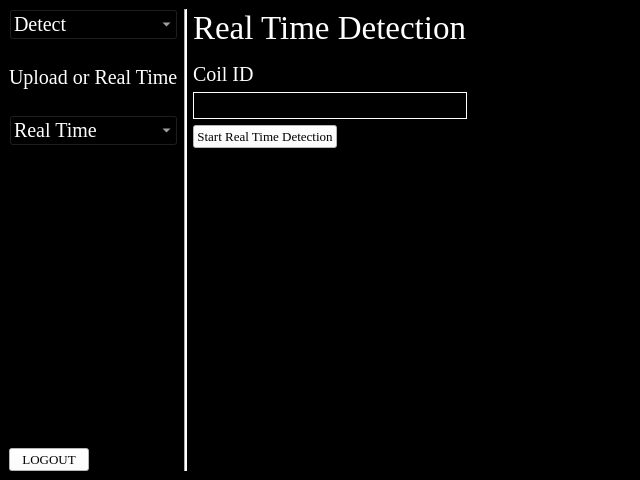
siahaanabrahams/desktop_app, file detect_page/real_time/real_time.ui: the form before one commit.
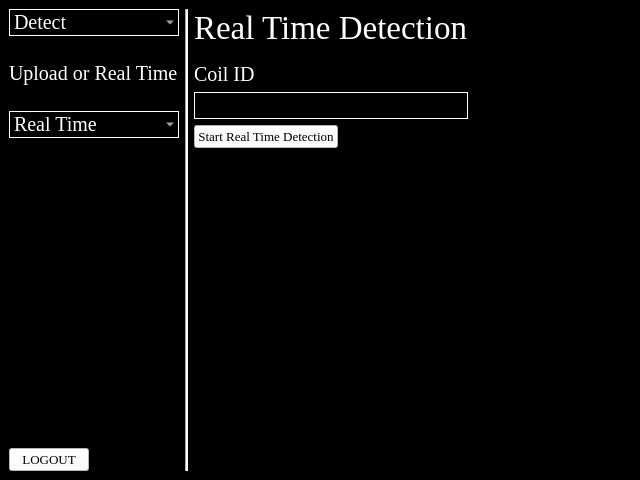
The form after the commit.

Commit message: fix: make sidebar width consistent accross all pages

What changed in the file:
```diff
--- a/detect_page/real_time/real_time.ui
+++ b/detect_page/real_time/real_time.ui
@@ -150,7 +150,12 @@
            </font>
           </property>
           <property name="styleSheet">
-           <string notr="true">color: rgb(255, 255, 255);</string>
+           <string notr="true">QComboBox {
+    color: white;
+    background-color: black;
+    border: 1px solid white; 
+	width: 150px;
+}</string>
           </property>
           <item>
            <property name="text">
@@ -241,7 +246,12 @@
            </font>
           </property>
           <property name="styleSheet">
-           <string notr="true">color: rgb(255, 255, 255);</string>
+           <string notr="true">QComboBox {
+    color: white;
+    background-color: black;
+    border: 1px solid white; 
+	width: 150px;
+}</string>
           </property>
           <item>
            <property name="text">
```
The commit also changes 9 other files.
